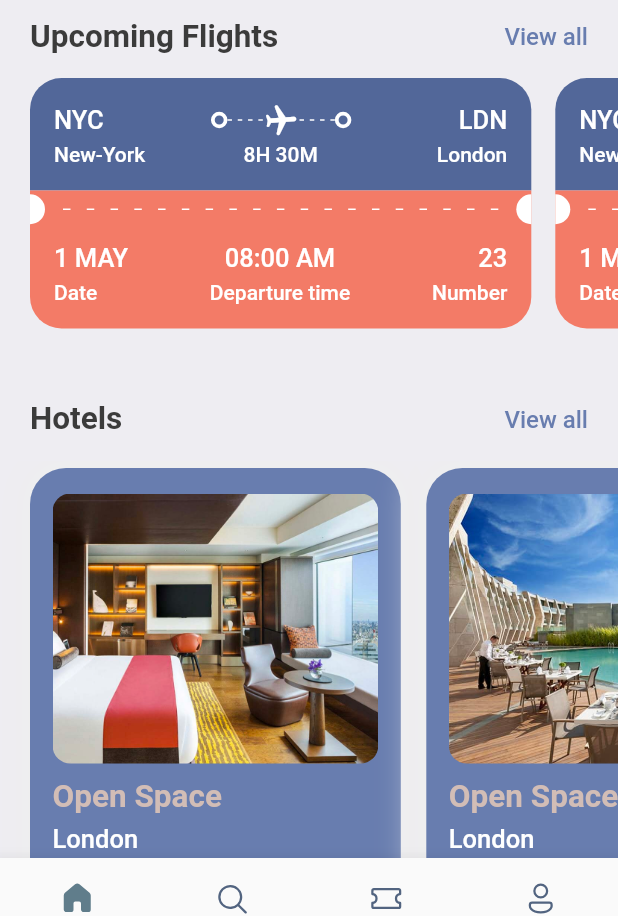
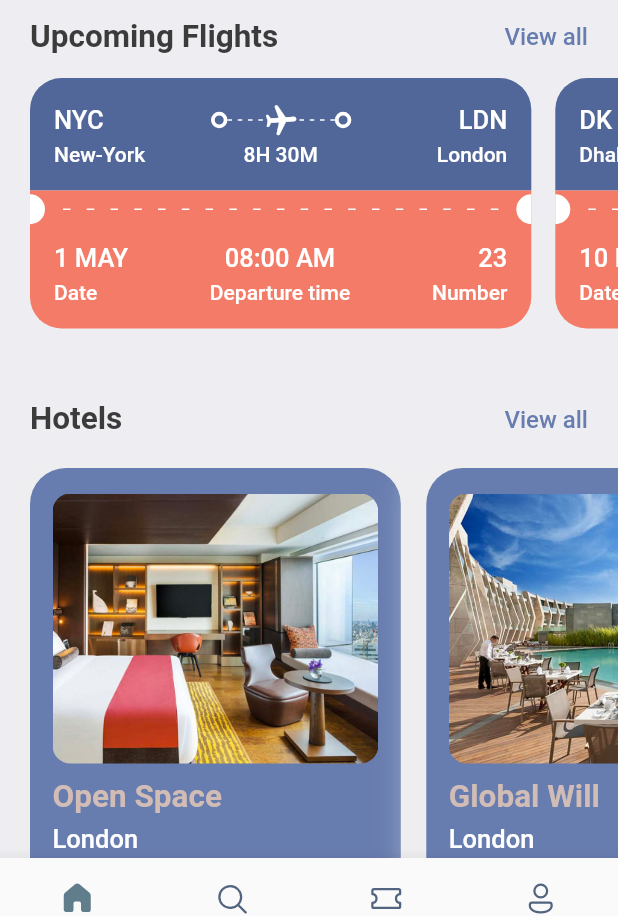
Before and after one commit to npst6/flutter_ui_booktickets, a Flutter app: the screen it shows after launch, on a phone screen of 412 x 824 dp. Shown: the part 294-1210 px from the top of the screen. Run offline on Flutter 3.47's test engine with Material 2 defaults, Android fonts, the phone set to English and light mode, and no system bars; our stand-ins replace fluentui_icons, gap, get.

Commit message:
bug setScreenWidth

```diff
--- a/lib/screen/bottom_bar.dart
+++ b/lib/screen/bottom_bar.dart
@@ -1,6 +1,6 @@
+import '../screen/home_screen.dart';
 import 'package:flutter/material.dart';
 import 'package:fluentui_icons/fluentui_icons.dart';
-import 'package:booktickets/screen/home_screen.dart';
 
 class BottomBar extends StatefulWidget {
   const BottomBar({Key? key}) : super(key: key);
--- a/lib/screen/home_screen.dart
+++ b/lib/screen/home_screen.dart
@@ -94,10 +94,9 @@ class HomeScreen extends StatelessWidget {
             scrollDirection: Axis.horizontal,
             padding: const EdgeInsets.only(left: 20),
             child: Row(
-              children: const [
-                TicketView(),
-                TicketView(),
-              ],
+              children: ticketList
+                  .map((singleTicket) => TicketView(ticket: singleTicket))
+                  .toList(),
             ),
           ),
           const Gap(15),
@@ -123,12 +122,10 @@ class HomeScreen extends StatelessWidget {
             scrollDirection: Axis.horizontal,
             padding: const EdgeInsets.only(left: 20),
             child: Row(
-                //     children: hotelList
-                //         .map((singleHotel) => HomeScreen(hotel: singleHotel))
-                //         .toList()),
-                children: hotelList
-                    .map((singleHotel) => HotelScreen(hotel: singleHotel))
-                    .toList()),
+              children: hotelList
+                  .map((singleHotel) => HotelScreen(hotel: singleHotel))
+                  .toList(),
+            ),
           ),
         ],
       ),
--- a/lib/screen/hotel_screen.dart
+++ b/lib/screen/hotel_screen.dart
@@ -1,5 +1,4 @@
 import 'package:gap/gap.dart';
-
 import '../utils/app_style.dart';
 import '../utils/app_layout.dart';
 import 'package:flutter/material.dart';
@@ -44,13 +43,13 @@ class HotelScreen extends StatelessWidget {
             ),
           ),
           const Gap(10),
-          Text("Open Space",
+          Text(hotel['place'],
               style: Styles.headLineStyle2.copyWith(color: Styles.kakiColor)),
           const Gap(5),
-          Text("London",
+          Text(hotel['destination'],
               style: Styles.headLineStyle3.copyWith(color: Colors.white)),
           const Gap(8),
-          Text("\$40/night",
+          Text('\$${hotel['price']}/night',
               style: Styles.headLineStyle1.copyWith(color: Styles.kakiColor)),
         ],
       ),
--- a/lib/screen/ticket_view.dart
+++ b/lib/screen/ticket_view.dart
@@ -1,21 +1,21 @@
-import 'package:booktickets/utils/app_style.dart';
-import 'package:booktickets/widgets/thick_container.dart';
 import 'package:gap/gap.dart';
-
+import '../utils/app_style.dart';
 import '../utils/app_layout.dart';
 import 'package:flutter/material.dart';
+import '../widgets/thick_container.dart';
 
 class TicketView extends StatelessWidget {
-  const TicketView({Key? key}) : super(key: key);
+  final Map<String, dynamic> ticket;
+  const TicketView({Key? key, required this.ticket}) : super(key: key);
 
   @override
   Widget build(BuildContext context) {
     final size = AppLayout.getSize(context);
     return SizedBox(
       width: size.width * 0.85,
-      height: 200,
+      height: AppLayout.getHeight(200),
       child: Container(
-        margin: const EdgeInsets.only(right: 16),
+        margin: EdgeInsets.only(right: AppLayout.getHeight(16)),
         child: Column(
           mainAxisSize: MainAxisSize.min,
           children: [
@@ -23,19 +23,19 @@ class TicketView extends StatelessWidget {
               showing the blue part of the card/ticket
             */
             Container(
-              decoration: const BoxDecoration(
-                color: Color(0xFF526799),
+              decoration: BoxDecoration(
+                color: const Color(0xFF526799),
                 borderRadius: BorderRadius.only(
-                  topLeft: Radius.circular(21),
-                  topRight: Radius.circular(21),
+                  topLeft: Radius.circular(AppLayout.getHeight(21)),
+                  topRight: Radius.circular(AppLayout.getHeight(21)),
                 ),
               ),
-              padding: const EdgeInsets.all(16),
+              padding: EdgeInsets.all(AppLayout.getHeight(16)),
               child: Column(
                 children: [
                   Row(
                     children: [
-                      Text("NYC",
+                      Text(ticket['from']['code'],
                           style: Styles.headLineStyle3
                               .copyWith(color: Colors.white)),
                       Expanded(child: Container()),
@@ -44,7 +44,7 @@ class TicketView extends StatelessWidget {
                         child: Stack(
                           children: [
                             SizedBox(
-                              height: 24,
+                              height: AppLayout.getHeight(24),
                               child: LayoutBuilder(
                                 builder: (BuildContext context,
                                     BoxConstraints constraints) {
@@ -84,7 +84,7 @@ class TicketView extends StatelessWidget {
                       ),
                       const ThickContainer(),
                       Expanded(child: Container()),
-                      Text("LDN",
+                      Text(ticket['to']['code'],
                           style: Styles.headLineStyle3
                               .copyWith(color: Colors.white)),
                     ],
@@ -95,16 +95,16 @@ class TicketView extends StatelessWidget {
                     children: [
                       SizedBox(
                         width: 100,
-                        child: Text('New-York',
+                        child: Text(ticket['from']['name'],
                             style: Styles.headLineStyle4
                                 .copyWith(color: Colors.white)),
                       ),
-                      Text("8H 30M",
+                      Text(ticket['flying_time'],
                           style: Styles.headLineStyle4
                               .copyWith(color: Colors.white)),
                       SizedBox(
                         width: 100,
-                        child: Text('London',
+                        child: Text(ticket['to']['name'],
                             textAlign: TextAlign.end,
                             style: Styles.headLineStyle4
                                 .copyWith(color: Colors.white)),
@@ -196,7 +196,7 @@ class TicketView extends StatelessWidget {
                       Column(
                         crossAxisAlignment: CrossAxisAlignment.start,
                         children: [
-                          Text("1 MAY",
+                          Text(ticket['date'],
                               style: Styles.headLineStyle3
                                   .copyWith(color: Colors.white)),
                           const Gap(5),
@@ -208,7 +208,7 @@ class TicketView extends StatelessWidget {
                       Column(
                         crossAxisAlignment: CrossAxisAlignment.center,
                         children: [
-                          Text("08:00 AM",
+                          Text(ticket['departure_time'],
                               style: Styles.headLineStyle3
                                   .copyWith(color: Colors.white)),
                           const Gap(5),
@@ -220,7 +220,7 @@ class TicketView extends StatelessWidget {
                       Column(
                         crossAxisAlignment: CrossAxisAlignment.end,
                         children: [
-                          Text("23",
+                          Text(ticket['number'].toString(),
                               style: Styles.headLineStyle3
                                   .copyWith(color: Colors.white)),
                           const Gap(5),
--- a/lib/utils/app_info_list.dart
+++ b/lib/utils/app_info_list.dart
@@ -18,3 +18,22 @@ List<Map<String, dynamic>> hotelList = [
     'price': 68,
   },
 ];
+
+List<Map<String, dynamic>> ticketList = [
+  {
+    'from': {'code': 'NYC', 'name': "New-York"},
+    'to': {'code': "LDN", 'name': "London"},
+    'flying_time': '8H 30M',
+    'date': "1 MAY",
+    'departure_time': "08:00 AM",
+    'number': 23
+  },
+  {
+    'from': {'code': 'DK', 'name': "Dhaka"},
+    'to': {'code': "SH", 'name': "Shanghai"},
+    'flying_time': '4H 20M',
+    'date': "10 MAY",
+    'departure_time': "09:00 AM",
+    'number': 45,
+  },
+];
--- a/lib/utils/app_layout.dart
+++ b/lib/utils/app_layout.dart
@@ -1,7 +1,26 @@
+import 'package:get/get.dart';
 import 'package:flutter/material.dart';
 
 class AppLayout {
   static getSize(BuildContext context) {
     return MediaQuery.of(context).size;
   }
+
+  static getScreenHeight() {
+    return Get.height;
+  }
+
+  static getScreenWidth() {
+    return Get.width;
+  }
+
+  static getHeight(double pixels) {
+    double x = getScreenHeight() / pixels; //844/200=>4.22
+    return getScreenHeight() / x;
+  }
+
+  static getWidth(double pixels) {
+    double x = getScreenWidth()() / pixels;
+    return getScreenWidth() / x;
+  }
 }
--- a/pubspec.yaml
+++ b/pubspec.yaml
@@ -35,6 +35,7 @@ dependencies:
   # Use with the CupertinoIcons class for iOS style icons.
   cupertino_icons: ^1.0.2
   fluentui_icons: ^1.0.0
+  get:
   gap: ^2.0.0
 
 dev_dependencies:
```
Also changed, not shown: pubspec.lock.
